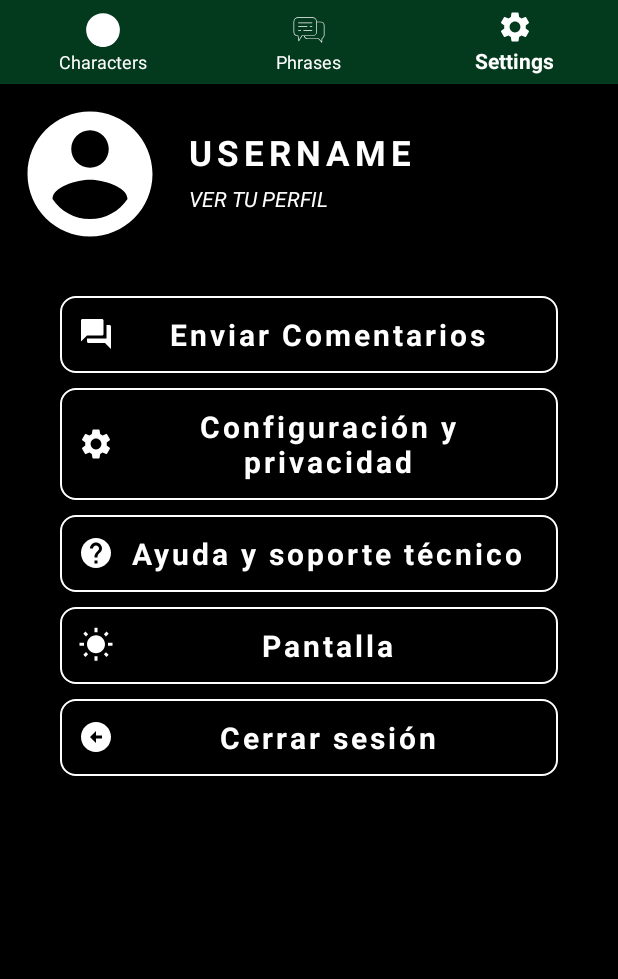
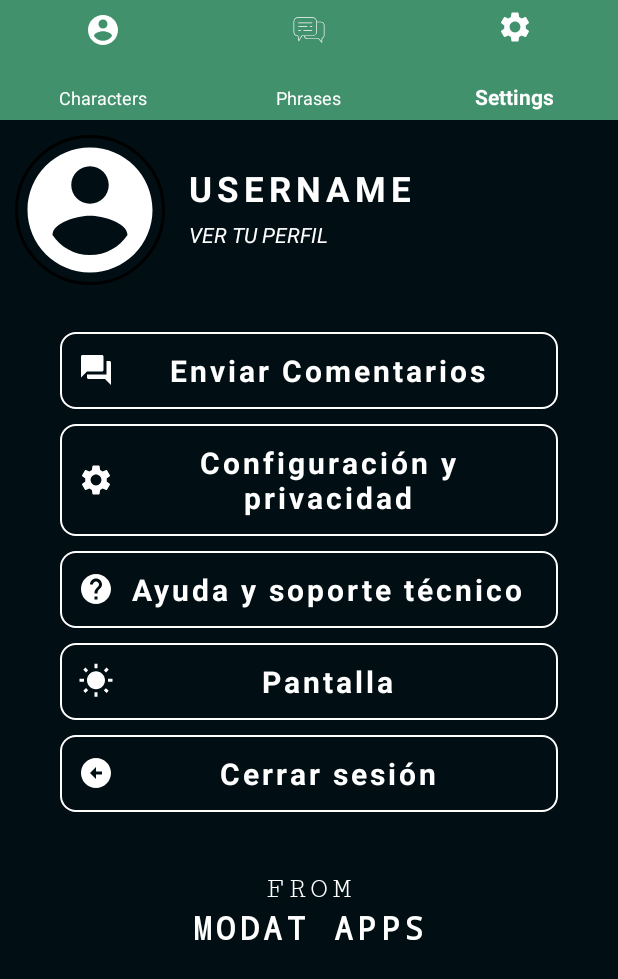
Before and after one commit to Antonio3veces3/BreakingBadApp, an Android app: the MainActivity screen opened directly, with no data from a screen before it, item 3 of the bottom bar chosen, on a phone screen of 412 x 824 dp. Shown: the top 979 px of the screen. Run offline under Robolectric (Android 15) with nearby library versions, the phone set to English and light mode, and no system bars; our stand-ins replace CircleImageView; network calls fail; 1 statement that could not run was skipped.

Commit message:
Falta función frases /colores definidos

```diff
--- a/app/src/main/java/com/dcom/breakingbadapp/activities/main/MainActivity.kt
+++ b/app/src/main/java/com/dcom/breakingbadapp/activities/main/MainActivity.kt
@@ -3,9 +3,11 @@ package com.dcom.breakingbadapp.activities.main
 import android.content.Intent
 import androidx.appcompat.app.AppCompatActivity
 import android.os.Bundle
+import androidx.databinding.DataBindingUtil
 import androidx.fragment.app.Fragment
 import com.dcom.breakingbadapp.R
 import com.dcom.breakingbadapp.activities.detailScreen.DetailActivity
+import com.dcom.breakingbadapp.databinding.ActivityMainBinding
 import com.dcom.breakingbadapp.fragments.characters
 import com.dcom.breakingbadapp.fragments.phrases
 import com.dcom.breakingbadapp.fragments.settings
@@ -13,13 +15,12 @@ import com.dcom.breakingbadapp.models.Character
 import com.dcom.breakingbadapp.models.Phrase
 import com.google.android.material.bottomnavigation.BottomNavigationView
 
-class MainActivity : AppCompatActivity(), characters.CharacterSelectListener, phrases.PhraseSelectListener{
+class MainActivity : AppCompatActivity(), characters.CharacterSelectListener, phrases.PhraseSelectListener, settings.LogOutSelectListener{
 
     override fun onCreate(savedInstanceState: Bundle?) {
         super.onCreate(savedInstanceState)
         setContentView(R.layout.activity_main)
 
-        //val binding = DataBindingUtil.setContentView<ActivityMainBinding>(this, R.layout.activity_main)
         val characters = characters()
         val phrases = phrases()
         val settings = settings()
@@ -36,7 +37,6 @@ class MainActivity : AppCompatActivity(), characters.CharacterSelectListener, ph
             }
             true
         }
-
     }
 
     private fun makeCurrentFragment(fragment:Fragment)= supportFragmentManager.beginTransaction().apply {
@@ -58,4 +58,9 @@ class MainActivity : AppCompatActivity(), characters.CharacterSelectListener, ph
         overridePendingTransition(0, 0)
     }
 
+    override fun onLogOutSelected(phrase: Phrase) {
+        val intent = Intent(this, settings::class.java)
+        startActivity(intent)
+    }
+
 }
--- a/app/src/main/java/com/dcom/breakingbadapp/fragments/settings.kt
+++ b/app/src/main/java/com/dcom/breakingbadapp/fragments/settings.kt
@@ -1,11 +1,16 @@
 package com.dcom.breakingbadapp.fragments
 
+import android.content.Context
 import android.os.Bundle
 import androidx.fragment.app.Fragment
 import android.view.LayoutInflater
 import android.view.View
 import android.view.ViewGroup
 import com.dcom.breakingbadapp.R
+import com.dcom.breakingbadapp.adapters.PhraseListAdapter
+import com.dcom.breakingbadapp.databinding.FragmentPhrasesBinding
+import com.dcom.breakingbadapp.models.Phrase
+import java.lang.ClassCastException
 
 class settings : Fragment() {
 
@@ -14,11 +19,29 @@ class settings : Fragment() {
 
     }
 
+    public interface LogOutSelectListener{
+        fun onLogOutSelected(phrase: Phrase)
+    }
+
+    private lateinit var logOutSelectListener: settings.LogOutSelectListener
+
+    override fun onAttach(context: Context) {
+        super.onAttach(context)
+        logOutSelectListener = try {
+            context as settings.LogOutSelectListener
+        }catch (error: ClassCastException){
+            throw ClassCastException("$context must be implemented PhraseSelectListener")
+        }
+
+    }
+
+
     override fun onCreateView(
         inflater: LayoutInflater, container: ViewGroup?,
         savedInstanceState: Bundle?,
     ): View? {
-        // Inflate the layout for this fragment
+
+
         return inflater.inflate(R.layout.fragment_settings, container, false)
     }
 
--- a/app/src/main/res/drawable/detail_ic_unknown.xml
+++ b/app/src/main/res/drawable/detail_ic_unknown.xml
@@ -1,5 +1,5 @@
-<vector android:autoMirrored="true" android:height="10dp"
-    android:tint="#35668A" android:viewportHeight="24"
-    android:viewportWidth="24" android:width="10dp" xmlns:android="http://schemas.android.com/apk/res/android">
+<vector android:autoMirrored="true" android:height="24dp"
+    android:tint="#B7A153" android:viewportHeight="24"
+    android:viewportWidth="24" android:width="24dp" xmlns:android="http://schemas.android.com/apk/res/android">
     <path android:fillColor="@android:color/white" android:pathData="M12,2C6.48,2 2,6.48 2,12s4.48,10 10,10 10,-4.48 10,-10S17.52,2 12,2zM13,19h-2v-2h2v2zM15.07,11.25l-0.9,0.92C13.45,12.9 13,13.5 13,15h-2v-0.5c0,-1.1 0.45,-2.1 1.17,-2.83l1.24,-1.26c0.37,-0.36 0.59,-0.86 0.59,-1.41 0,-1.1 -0.9,-2 -2,-2s-2,0.9 -2,2L8,9c0,-2.21 1.79,-4 4,-4s4,1.79 4,4c0,0.88 -0.36,1.68 -0.93,2.25z"/>
 </vector>
--- /dev/null
+++ b/app/src/main/res/drawable/round_button.xml
@@ -0,0 +1,5 @@
+<?xml version="1.0" encoding="utf-8"?>
+<shape xmlns:android="http://schemas.android.com/apk/res/android">
+    <solid android:color="@color/green_033"></solid>
+    <corners android:radius="100dp"></corners>
+</shape>
--- a/app/src/main/res/layout/activity_main.xml
+++ b/app/src/main/res/layout/activity_main.xml
@@ -15,9 +15,9 @@
        <com.google.android.material.bottomnavigation.BottomNavigationView
            android:id="@+id/bottom_navigation"
            android:layout_width="match_parent"
-           android:layout_height="wrap_content"
-           android:background="@color/green_033"
-           app:itemBackground="@color/green_033"
+           android:layout_height="80dp"
+           android:background="@color/green_409"
+           app:itemBackground="@color/green_409"
            app:itemIconTint="#FFF"
            app:itemTextColor="@color/white"
            app:menu="@menu/nav_menu" />
--- a/app/src/main/res/layout/character_list_item.xml
+++ b/app/src/main/res/layout/character_list_item.xml
@@ -10,7 +10,7 @@
     <FrameLayout
         android:layout_width="match_parent"
         android:layout_height="match_parent"
-        android:background="@color/black">
+        android:background="@color/blue_010">
 
         <RelativeLayout
             android:layout_width="match_parent"
--- a/app/src/main/res/layout/fragment_phrases.xml
+++ b/app/src/main/res/layout/fragment_phrases.xml
@@ -14,7 +14,9 @@
 
         <androidx.recyclerview.widget.RecyclerView
             android:id="@+id/recycler_phrase"
-            android:background="@color/black"
+            android:background="@color/blue_010"
+            android:foregroundGravity="center_vertical"
+            android:textAlignment="center"
             android:layout_width="match_parent"
             android:layout_height="match_parent"
         />
--- a/app/src/main/res/layout/fragment_settings.xml
+++ b/app/src/main/res/layout/fragment_settings.xml
@@ -10,7 +10,7 @@
         android:layout_width="match_parent"
         android:layout_height="match_parent"
         android:padding="10dp"
-        android:background="@color/black" >
+        android:background="@color/blue_010" >
 
         <de.hdodenhof.circleimageview.CircleImageView
             android:id="@+id/profile_image"
@@ -30,7 +30,7 @@
             android:padding="20dp" >
 
             <TextView
-                android:id="@+id/name"
+                android:id="@+id/nameSettings"
                 android:layout_width="match_parent"
                 android:layout_height="wrap_content"
                 android:letterSpacing=".14"
@@ -53,85 +53,124 @@
         </LinearLayout>
 
         <LinearLayout
+            android:id="@+id/layout2"
             android:layout_width="wrap_content"
             android:layout_height="wrap_content"
             android:layout_below="@+id/layout1"
             android:layout_alignParentEnd="true"
-            android:layout_marginTop="41dp"
-            android:layout_marginEnd="31dp"
+            android:layout_marginStart="20dp"
+            android:layout_marginTop="20dp"
+            android:layout_marginEnd="20dp"
+            android:layout_marginBottom="20dp"
             android:gravity="end"
             android:orientation="vertical"
-            android:padding="10dp"
-            android:layout_margin="20dp" >
+            android:padding="10dp">
 
             <TextView
                 android:layout_width="match_parent"
                 android:layout_height="wrap_content"
+                android:layout_marginBottom="10dp"
+                android:background="@drawable/style_border"
                 android:drawableLeft="@drawable/settings_ic_comments"
-                android:background="@drawable/style_border"
-                android:layout_marginBottom="10dp"
                 android:letterSpacing=".10"
                 android:padding="12dp"
+                android:text="Enviar Comentarios"
                 android:textAlignment="center"
                 android:textColor="@color/white"
                 android:textSize="20sp"
-                android:textStyle="bold"
-                android:text="Enviar Comentarios" />
+                android:textStyle="bold" />
 
             <TextView
                 android:layout_width="match_parent"
                 android:layout_height="wrap_content"
-                android:drawableLeft="@drawable/settings_ic_settings"
                 android:layout_marginBottom="10dp"
                 android:background="@drawable/style_border"
+                android:drawableLeft="@drawable/settings_ic_settings"
                 android:letterSpacing=".10"
                 android:padding="12dp"
+                android:text="Configuración y privacidad"
                 android:textAlignment="center"
                 android:textColor="@color/white"
                 android:textSize="20sp"
-                android:textStyle="bold"
-                android:text="Configuración y privacidad" />
+                android:textStyle="bold" />
 
             <TextView
                 android:layout_width="match_parent"
                 android:layout_height="wrap_content"
+                android:layout_marginBottom="10dp"
+                android:background="@drawable/style_border"
                 android:drawableLeft="@drawable/settings_ic_help"
-                android:background="@drawable/style_border"
-                android:layout_marginBottom="10dp"
                 android:letterSpacing=".10"
                 android:padding="12dp"
+                android:text="Ayuda y soporte técnico"
                 android:textAlignment="center"
                 android:textColor="@color/white"
                 android:textSize="20sp"
-                android:textStyle="bold"
-                android:text="Ayuda y soporte técnico" />
+                android:textStyle="bold" />
 
             <TextView
                 android:layout_width="match_parent"
                 android:layout_height="wrap_content"
+                android:layout_marginBottom="10dp"
+                android:background="@drawable/style_border"
                 android:drawableLeft="@drawable/settings_ic_pantalla"
-                android:background="@drawable/style_border"
-                android:layout_marginBottom="10dp"
                 android:letterSpacing=".10"
                 android:padding="12dp"
+                android:text="Pantalla"
                 android:textAlignment="center"
                 android:textColor="@color/white"
                 android:textSize="20sp"
-                android:textStyle="bold"
-                android:text="Pantalla" />
+                android:textStyle="bold" />
 
             <TextView
+                android:id="@+id/logout"
                 android:layout_width="match_parent"
                 android:layout_height="wrap_content"
+                android:background="@drawable/style_border"
                 android:drawableLeft="@drawable/settings_ic_logout"
-                android:background="@drawable/style_border"
                 android:letterSpacing=".10"
                 android:padding="12dp"
+                android:text="Cerrar sesión"
                 android:textAlignment="center"
                 android:textColor="@color/white"
                 android:textSize="20sp"
-                android:textStyle="bold"
-                android:text="Cerrar sesión" />
+                android:textStyle="bold" />
+        </LinearLayout>
+
+        <LinearLayout
+            android:layout_width="match_parent"
+            android:layout_height="wrap_content"
+            android:layout_below="@+id/layout2"
+            android:layout_alignParentEnd="true"
+            android:layout_centerInParent="true"
+            android:layout_marginStart="20dp"
+            android:layout_marginTop="10dp"
+            android:layout_marginEnd="20dp"
+            android:layout_marginBottom="20dp"
+            android:gravity="center"
+            android:orientation="vertical">
+
+            <TextView
+                android:id="@+id/from"
+                android:layout_width="wrap_content"
+                android:layout_height="wrap_content"
+                android:fontFamily="serif-monospace"
+                android:letterSpacing=".14"
+                android:text="FROM"
+                android:textAlignment="center"
+                android:textColor="@color/white"
+                android:textSize="20dp" />
+
+            <TextView
+                android:layout_width="wrap_content"
+                android:layout_height="wrap_content"
+                android:fontFamily="monospace"
+                android:letterSpacing=".14"
+                android:text="MODAT APPS"
+                android:textAlignment="center"
+                android:textColor="@color/white"
+                android:textSize="21dp"
+                android:textStyle="bold" />
         </LinearLayout>
     </RelativeLayout>
 </FrameLayout>
--- a/app/src/main/res/menu/nav_menu.xml
+++ b/app/src/main/res/menu/nav_menu.xml
@@ -3,7 +3,7 @@
 
     <item
         android:id="@+id/charactersIcon"
-        android:icon="@drawable/bar_ic_character"
+        android:icon="@drawable/settings_ic_user"
         android:title="Characters" />
 
     <item
--- a/app/src/main/res/values/colors.xml
+++ b/app/src/main/res/values/colors.xml
@@ -12,4 +12,9 @@
     <color name="green_033">#033A1E</color>
     <color name="blue_010">#010F14</color>
     <color name="blue_15D">#55828B</color>
+    <color name="blue_498">#498C8A</color>
+    <color name="brown_4B6">#DDBEA9</color>
+    <color name="gray_4B6">#B7B7A4</color>
+    <color name="blue_3E6">#3E61A3</color>
+    <color name="green_275">#275337</color>
 </resources>
--- a/app/src/main/res/values/strings.xml
+++ b/app/src/main/res/values/strings.xml
@@ -14,4 +14,5 @@
 
     <string name="hello_first_fragment">Hello first fragment</string>
     <string name="hello_second_fragment">Hello second fragment. Arg: %1$s</string>
+
 </resources>
```
Also changed, not shown: app/src/main/java/com/dcom/breakingbadapp/activities/detailScreen/DetailActivity.kt (+46 -2 lines), app/src/main/res/layout/activity_detail.xml (+36 -33 lines), app/src/main/res/layout/activity_login.xml (+20 -6 lines), app/src/main/res/layout/phrases_item.xml (+2 -7 lines).
